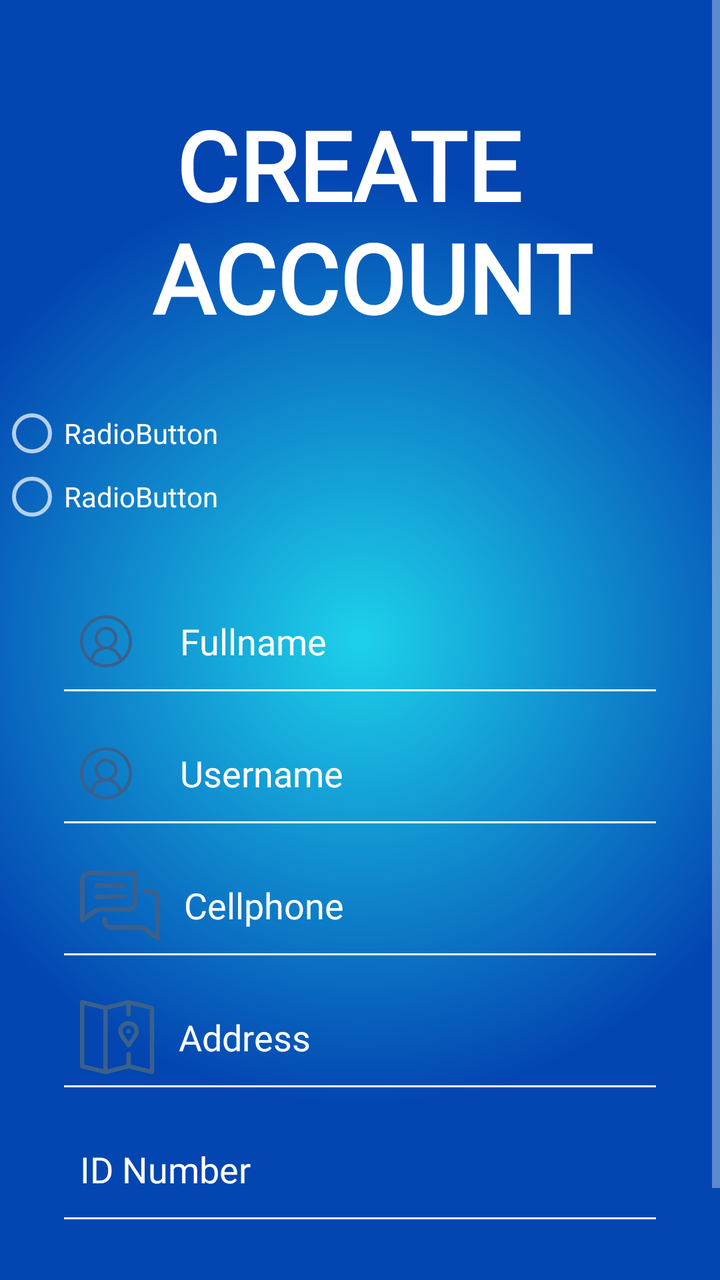
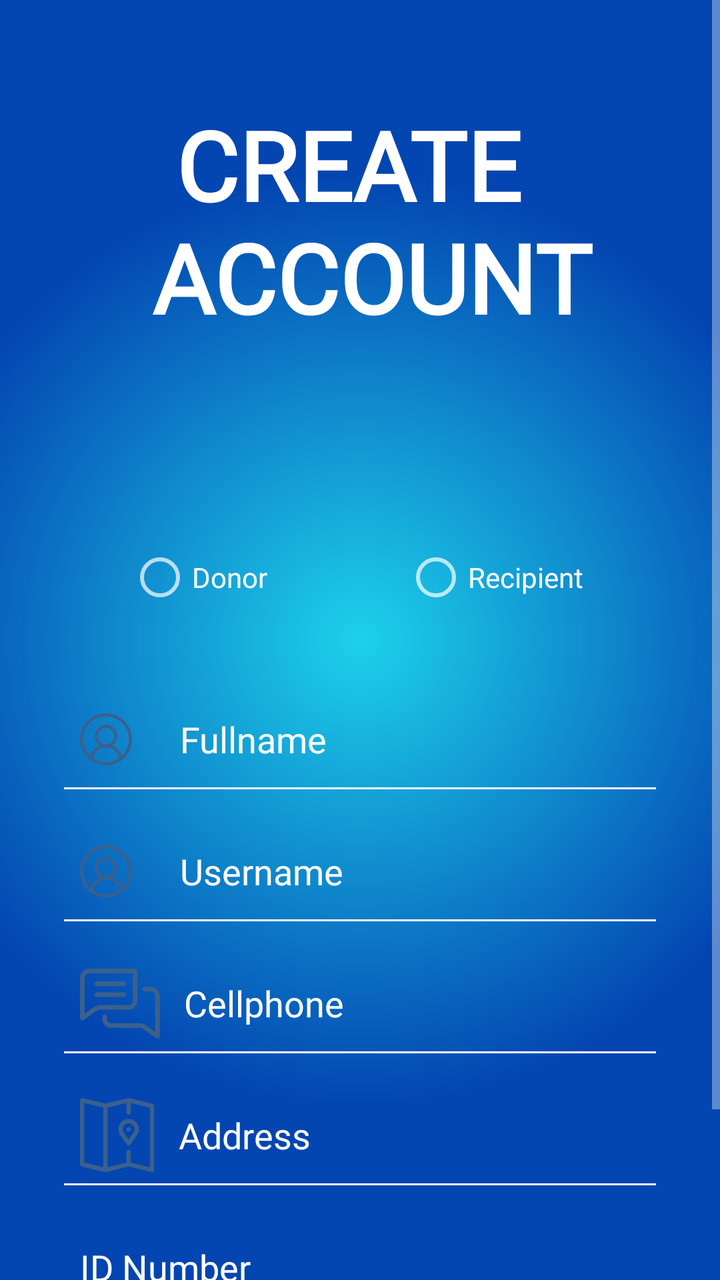

Before-and-after screenshots of an Android layout around one commit, followed by the original layout XML and the change that was made.
<!-- AndroidManifest.xml: application theme Theme.SupplyDrop -->
<!-- res/layout/activity_signup.xml -->
<?xml version="1.0" encoding="utf-8"?>
<androidx.constraintlayout.widget.ConstraintLayout xmlns:android="http://schemas.android.com/apk/res/android"
    xmlns:app="http://schemas.android.com/apk/res-auto"
    xmlns:tools="http://schemas.android.com/tools"
    android:id="@+id/main"
    android:layout_width="match_parent"
    android:layout_height="match_parent"
    android:background="@drawable/login_background">


    <ScrollView
        android:layout_width="match_parent"
        android:layout_height="match_parent"
        app:layout_constraintBottom_toBottomOf="parent"
        app:layout_constraintEnd_toEndOf="parent"
        app:layout_constraintStart_toStartOf="parent"
        app:layout_constraintTop_toTopOf="parent">

        <LinearLayout
            android:layout_width="match_parent"
            android:layout_height="wrap_content"
            android:orientation="vertical">

            <TextView
                android:id="@+id/loginLbl"
                android:layout_width="match_parent"
                android:layout_height="wrap_content"
                android:fontFamily="@font/luckiest_guy"
                android:gravity="center"
                android:paddingTop="50dp"
                android:paddingBottom="30dp"
                android:text="CREATE \n ACCOUNT"
                android:textAlignment="center"
                android:textColor="@color/white"
                android:textSize="48sp"
                android:textStyle="bold" />

            <RadioGroup
                android:layout_width="match_parent"
                android:layout_height="63dp">

                <RadioButton
                    android:id="@+id/radioButton"
                    android:layout_width="match_parent"
                    android:layout_height="wrap_content"
                    android:fontFamily="@font/luckiest_guy"
                    android:text="RadioButton" />

                <RadioButton
                    android:id="@+id/radioButton2"
                    android:layout_width="match_parent"
                    android:layout_height="wrap_content"
                    android:fontFamily="@font/luckiest_guy"
                    android:text="RadioButton" />
            </RadioGroup>

            <EditText
                android:id="@+id/fullnameTxt"
                android:layout_width="match_parent"
                android:layout_height="50dp"
                android:layout_marginStart="32dp"
                android:layout_marginTop="32dp"
                android:layout_marginEnd="32dp"
                android:background="@drawable/edittext_background"
                android:drawableStart="@drawable/name"
                android:drawablePadding="24dp"
                android:ems="10"
                android:fontFamily="@font/luckiest_guy"
                android:hint="Enter Your Fullname"
                android:inputType="textPersonName"
                android:padding="8dp"
                android:text="Fullname"
                android:textColor="@color/white" />

            <EditText
                android:id="@+id/usernameTxt"
                android:layout_width="match_parent"
                android:layout_height="50dp"
                android:layout_marginStart="32dp"
                android:layout_marginTop="16dp"
                android:layout_marginEnd="32dp"
                android:background="@drawable/edittext_background"
                android:drawableStart="@drawable/name"
                android:drawablePadding="24dp"
                android:ems="10"
                android:fontFamily="@font/luckiest_guy"
                android:hint="Enter A Username"
                android:inputType="text"
                android:padding="8dp"
                android:text="Username"
                android:textColor="@color/white" />

            <EditText
                android:id="@+id/cellphoneTxt"
                android:layout_width="match_parent"
                android:layout_height="50dp"
                android:layout_marginStart="32dp"
                android:layout_marginTop="16dp"
                android:layout_marginEnd="32dp"
                android:background="@drawable/edittext_background"
                android:drawableStart="@drawable/ic_3"
                android:drawablePadding="12dp"
                android:ems="10"
                android:fontFamily="@font/luckiest_guy"
                android:hint="Enter Your Cellphone Number"
                android:inputType="phone"
                android:padding="8dp"
                android:text="Cellphone"
                android:textColor="@color/white" />

            <EditText
                android:id="@+id/Address"
                android:layout_width="match_parent"
                android:layout_height="50dp"
                android:layout_marginStart="32dp"
                android:layout_marginTop="16dp"
                android:layout_marginEnd="32dp"
                android:background="@drawable/edittext_background"
                android:drawableStart="@drawable/ic_2"
                android:drawablePadding="12dp"
                android:ems="10"
                android:fontFamily="@font/luckiest_guy"
                android:hint="Enter Your Address"
                android:inputType="textEmailAddress"
                android:padding="8dp"
                android:text="Address"
                android:textColor="@color/white" />

            <EditText
                android:id="@+id/IdentificationNo"
                android:layout_width="match_parent"
                android:layout_height="50dp"
                android:layout_marginStart="32dp"
                android:layout_marginTop="16dp"
                android:layout_marginEnd="32dp"
                android:background="@drawable/edittext_background"
                android:drawablePadding="16dp"
                android:ems="10"
                android:fontFamily="@font/luckiest_guy"
                android:hint="Enter Your ID number"
                android:inputType="text|number"
                android:padding="8dp"
                android:text="ID Number"
                android:textColor="@color/white" />

            <Button
                android:id="@+id/imageView3"
                android:layout_width="146dp"
                android:layout_height="wrap_content"
                android:layout_gravity="end"
                android:layout_marginTop="32dp"
                android:layout_marginEnd="32dp"
                android:background="#F3CF1A"
                android:fontFamily="@font/luckiest_guy"
                android:text='ENTER'
                android:textAppearance="@style/TextAppearance.AppCompat.Display1"
                android:textColor="@color/black"
                app:srcCompat="@color/yellow" />

        </LinearLayout>
    </ScrollView>
</androidx.constraintlayout.widget.ConstraintLayout>
<!-- resources referenced by this layout -->
<resources>
  <color name="black">#FF000000</color>
  <color name="white">#FFFFFFFF</color>
  <color name="yellow">#F3CF1A</color>
  <!-- drawable edittext_background (drawable) -->
  <?xml version="1.0" encoding="utf-8"?>
  <layer-list xmlns:android="http://schemas.android.com/apk/res/android">
      <item android:top="-3dp" android:bottom="-1dp" android:right="-3dp" android:left="-3dp">
          <shape android:shape="rectangle">
              <stroke android:width="2dp" android:color="@color/white"/>
          </shape>
      </item>
  </layer-list>
  <!-- drawable ic_2: png bitmap (drawable-hdpi, 1267 bytes) -->
  <!-- drawable ic_3: png bitmap (drawable-hdpi, 1434 bytes) -->
  <!-- drawable login_background (drawable) -->
  <?xml version="1.0" encoding="utf-8"?>
  <shape xmlns:android="http://schemas.android.com/apk/res/android">
      <gradient
          android:type="radial"
          android:gradientRadius="65%p"
          android:centerX="50%"
          android:centerY="50%"
          android:startColor="@color/lblue"
          android:endColor="@color/dblue">
  
      </gradient></shape>
  <!-- drawable name: png bitmap (drawable-hdpi, 1406 bytes) -->
  <style name="Theme.SupplyDrop" parent="Base.Theme.SupplyDrop" />
  <color name="lblue">#1DD1EA</color>
  <color name="dblue">#0345B1</color>
  <style name="Base.Theme.SupplyDrop" parent="Theme.AppCompat.NoActionBar">
          
          
      </style>
</resources>

<!-- the commit's change to res/layout/activity_signup.xml (unified diff, before → after) -->
@@ -37,21 +37,37 @@
 
             <RadioGroup
                 android:layout_width="match_parent"
-                android:layout_height="63dp">
+                android:layout_height="wrap_content"
+                android:orientation="horizontal"
+                android:layout_marginStart="32dp"
+                android:layout_marginTop="32dp"
+                android:layout_marginEnd="32dp">
 
                 <RadioButton
-                    android:id="@+id/radioButton"
-                    android:layout_width="match_parent"
+                    android:id="@+id/donorBtn"
+                    android:layout_width="wrap_content"
                     android:layout_height="wrap_content"
+                    android:layout_marginStart="32dp"
+                    android:layout_marginTop="32dp"
+                    android:layout_marginEnd="32dp"
+                    android:layout_weight="1"
                     android:fontFamily="@font/luckiest_guy"
-                    android:text="RadioButton" />
+                    android:minWidth="48dp"
+                    android:minHeight="48dp"
+                    android:text="Donor" />
 
                 <RadioButton
-                    android:id="@+id/radioButton2"
-                    android:layout_width="match_parent"
+                    android:id="@+id/recipientBtn"
+                    android:layout_width="wrap_content"
                     android:layout_height="wrap_content"
+                    android:layout_marginStart="32dp"
+                    android:layout_marginTop="32dp"
+                    android:layout_marginEnd="32dp"
+                    android:layout_weight="1"
                     android:fontFamily="@font/luckiest_guy"
-                    android:text="RadioButton" />
+                    android:minWidth="48dp"
+                    android:minHeight="48dp"
+                    android:text="Recipient" />
             </RadioGroup>
 
             <EditText
